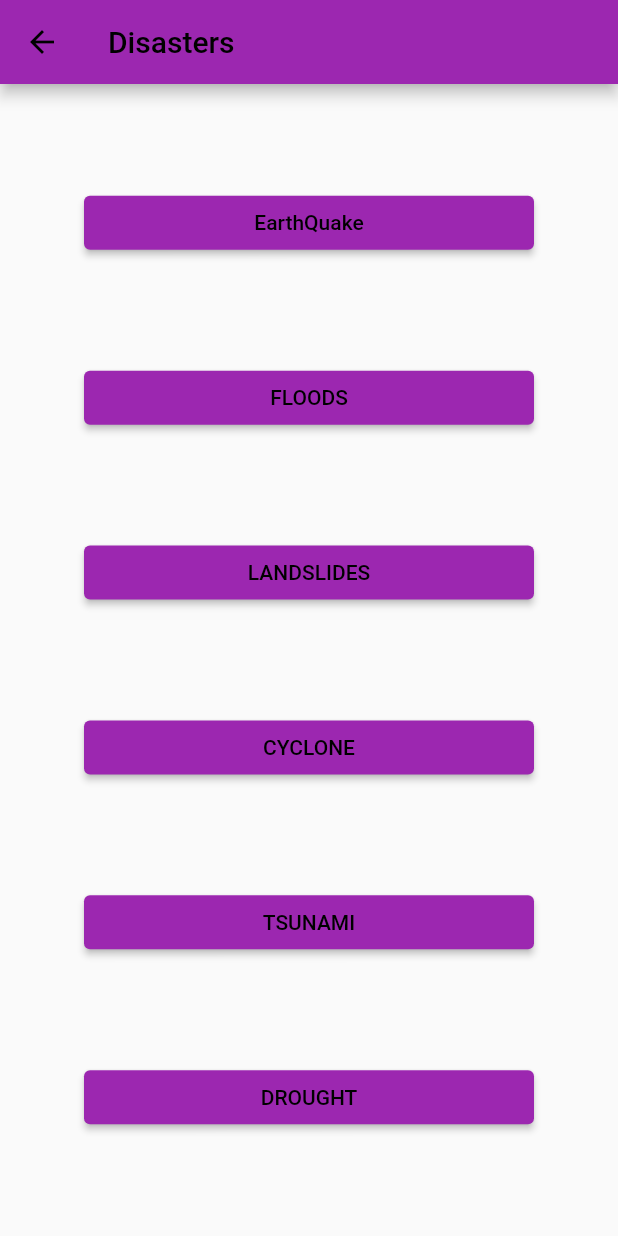
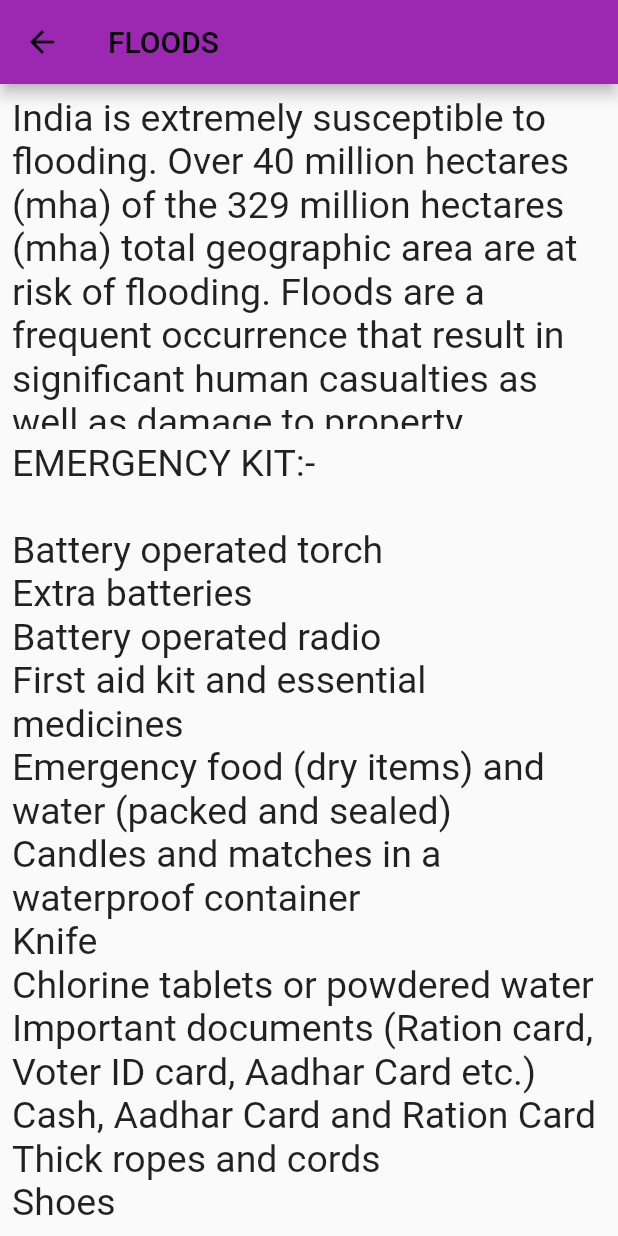
Before and after one commit to Rudalph/Flutter_pbl, a Flutter app: the DisastersScreen screen opened directly, after a tap on "FLOODS", on a phone screen of 412 x 824 dp. Run offline on Flutter 3.47's test engine with Material 2 defaults, Android fonts, the phone set to English and light mode, and no system bars.

Commit message:
completed disasters screens

```diff
--- a/lib/Disasters/floods.dart
+++ b/lib/Disasters/floods.dart
@@ -0,0 +1,64 @@
+import 'package:flutter/material.dart';
+
+class DisasterFloodScreen extends StatelessWidget {
+  @override
+  Widget build(BuildContext context) {
+    return Scaffold(
+      appBar: AppBar(
+        title: Text("FLOODS"),
+        backgroundColor: Colors.purple,
+        foregroundColor: Colors.black,
+      ),
+      body: Column(
+        children: <Widget>[
+          Expanded(
+            child: ListView.builder(
+              itemCount: 2,
+              itemBuilder: (context, index) {
+                switch (index) {
+                  case 0:
+                    return Padding(
+                      padding: EdgeInsets.all(8.0),
+                      child: Text(
+                        "India is extremely susceptible to flooding. Over 40 million hectares (mha) of the 329 million hectares (mha) total geographic area are at risk of flooding. Floods are a frequent occurrence that result in significant human casualties as well as damage to property, infrastructure, and public services. The fact that flood-related damages are on the rise is cause for alarm. In the past ten years, from 1996 to 2005, the average yearly flood damage was Rs. 4745 crore, compared to Rs. 1805 crore, the corresponding average for the prior 53 years. Numerous factors, such as a sharp rise in population, fast urbanisation, an increase in economic and development activity in flood plains, and global warming, might be blamed for this.",
+                        style: TextStyle(fontSize: 25),
+                      ),
+                    );
+                  case 1:
+                    return Padding(
+                      padding: EdgeInsets.all(8.0),
+                      child: Text(
+                        "75 lakh on average each year Floods have also happened in places that weren't previously thought to be prone to flooding. These Guidelines make an effort to address every aspect of flood management. Rainfall occurs 80% of the time from June to September, during the monsoon season. Heavy loads of silt are transported by rivers from catchments. These, together with rivers' insufficient carrying capacity, are to blame for floods, backed-up drainage systems, and riverbank erosion. Flash floods are caused by cyclones, cyclonic circulations, and cloud bursts, which result in significant losses.",
+                        style: TextStyle(fontSize: 25),
+                      ),
+                    );
+                  default:
+                    return null;
+                }
+              },
+            ),
+          ),
+          Padding(
+            padding: EdgeInsets.all(8.0),
+            child: Text(
+              "EMERGENCY KIT:-\n\n" +
+                  "Battery operated torch\n" +
+                  "Extra batteries\n" +
+                  "Battery operated radio\n" +
+                  "First aid kit and essential medicines\n" +
+                  "Emergency food (dry items) and water (packed and sealed)\n" +
+                  "Candles and matches in a waterproof container\n" +
+                  "Knife\n" +
+                  "Chlorine tablets or powdered water\n" +
+                  "Important documents (Ration card, Voter ID card, Aadhar Card etc.)\n" +
+                  "Cash, Aadhar Card and Ration Card\n" +
+                  "Thick ropes and cords\n" +
+                  "Shoes",
+              style: TextStyle(fontSize: 25),
+            ),
+          ),
+        ],
+      ),
+    );
+  }
+}
--- a/lib/Disasters/landslides.dart
+++ b/lib/Disasters/landslides.dart
@@ -0,0 +1,55 @@
+import 'package:flutter/material.dart';
+
+class DisasterLandslideScreen extends StatelessWidget {
+  @override
+  Widget build(BuildContext context) {
+    return Scaffold(
+      appBar: AppBar(
+        title: Text("LANDSLIDES"),
+        backgroundColor: Colors.purple,
+        foregroundColor: Colors.black,
+      ),
+      body: Column(
+        children: <Widget>[
+          Expanded(
+            child: ListView.builder(
+              itemBuilder: (context, index) => Text(
+                _textData[index],
+                style: TextStyle(fontSize: 25),
+              ),
+              itemCount: _textData.length,
+            ),
+          ),
+        ],
+      ),
+    );
+  }
+
+  static const _textData = [
+    "INFO:-",
+    "The Himalayas, the world's tallest mountain range, are located in India. They were created when the Indian and Eurasian plates collided, and as the Indian plate moves northward toward China, it continuously stresses the rocks, making them weak, friable, and vulnerable to earthquakes and landslides. Natural disasters are thought to be caused by tension that is accumulated due to the Indian crust's slow motion of 5 cm each year. Some landslides cause catastrophes that are singular and unmatched. Along with the Himalayas, the Northeastern hill ranges, the Western Ghats, the Nilgiris, the Eastern Ghats, and the Vindhyans, which together make up roughly 15% of the continent, landslides and avalanches are among the main hydro-geological hazards that significantly affect broad areas of India. Countless landslides of every kind, name, and description can be found in the Himalayas alone.",
+    "Prepare for your trip to a mountainous area using the weather forecast or news reports.",
+    "Without wasting time, move away from the landslide's path or the valleys downstream.",
+    "Maintain clean drains and check them for debris such as trash, leaves, plastic bags, and other items.",
+    "Weep holes should remain open.",
+    "Increase the number of trees with roots that can hold soil,",
+    "Find regions where rocks are falling or where structures are sinking, look for cracks that suggest landslides, and relocate to safer areas. Landslides upstream are evident even in muddy river waters.",
+    "When you see such signals, get in touch with the nearby Tehsil or District Head Office.",
+    "Make sure the slope's toe is protected, not chopped, and that no trees be uprooted unless re-vegetation is intended.",
+    "Keep an ear out for odd noises like rocks crashing together or trees breaking.",
+    "EMERGENCY KIT:-",
+    "Battery operated torch",
+    "Extra batteries",
+    "Battery operated radio",
+    "First aid kit and manual",
+    "Emergency food (dry items) and water (packed and sealed)",
+    "Candles and matches in a waterproof container",
+    "Knife",
+    "Chlorine tablets or powdered water purifiers",
+    "Can opener.",
+    "Essential medicines",
+    "Cash, Aadhar Card and Ration Card",
+    "Thick ropes and cords",
+    "Sturdy shoes",
+  ];
+}
```
Also changed, not shown: lib/Disasters/Drought.dart (+32 -0 lines), lib/Disasters/Earthquake.dart (+47 -0 lines), lib/Disasters/cyclone.dart (+62 -0 lines), lib/Disasters/tsunami.dart (+52 -0 lines), lib/DisastersScreen.dart (+42 -6 lines), pubspec.lock.
